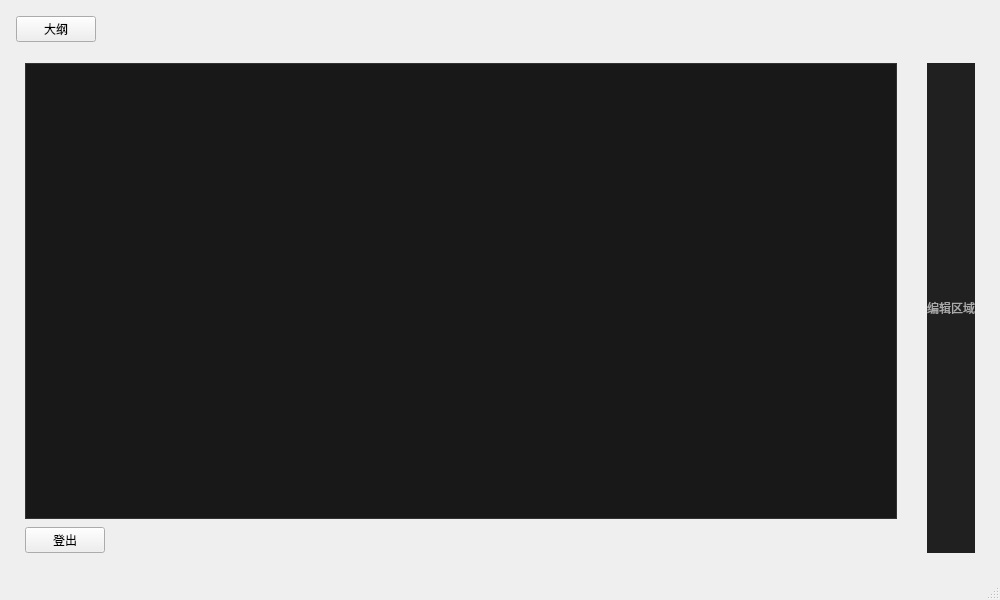
RIPTIDE-z/R-Note, file Note_front/src/Editor/editor_window.ui: the form before one commit.
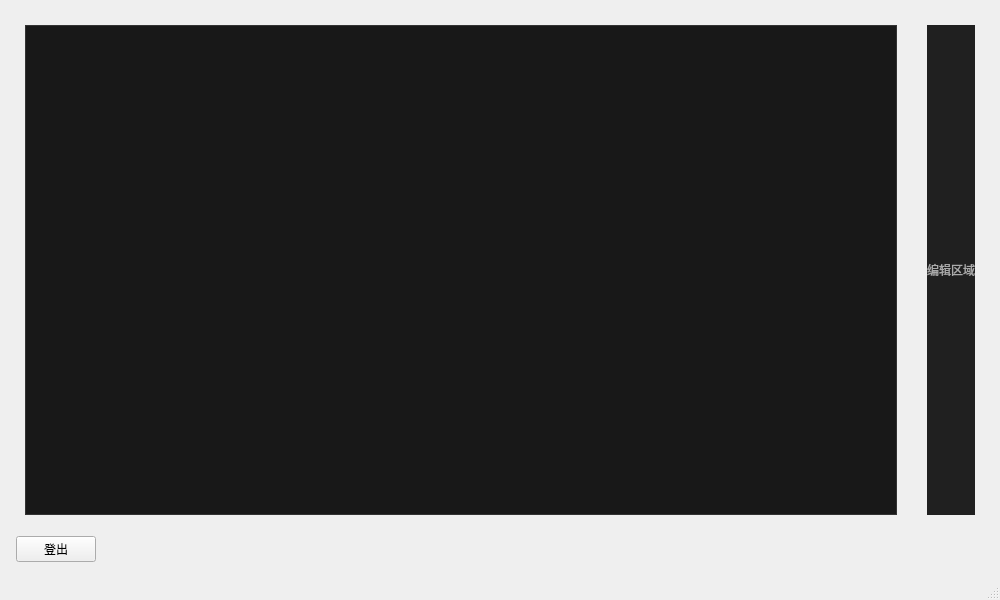
The form after the commit.

Commit message: 移除大纲动画，改为splitter控制比例和伸缩

The edit to the form file:
```diff
--- a/Note_front/src/Editor/editor_window.ui
+++ b/Note_front/src/Editor/editor_window.ui
@@ -32,36 +32,7 @@
 		  <number>12</number>
 		</property>
 
-		<!-- 顶部工具栏：左上角大纲按钮 -->
-		<item>
-		  <layout class="QHBoxLayout" name="topBarLayout">
-			<property name="spacing">
-			  <number>8</number>
-			</property>
-			<item>
-			  <widget class="QPushButton" name="outlineButton">
-				<property name="text">
-				  <string>大纲</string>
-				</property>
-			  </widget>
-			</item>
-			<item>
-			  <spacer name="topBarSpacer">
-				<property name="orientation">
-				  <enum>Qt::Horizontal</enum>
-				</property>
-				<property name="sizeHint">
-				  <size>
-					<width>40</width>
-					<height>20</height>
-				  </size>
-				</property>
-			  </spacer>
-			</item>
-		  </layout>
-		</item>
-
-		<!-- 主内容区域：左侧大纲（leftPanel）+ 右侧编辑区域 -->
+		<!-- 主内容区域：左侧大纲（leftPanel）+ 右侧编辑区域（rightPanel） -->
 		<item>
 		  <layout class="QHBoxLayout" name="mainHLayout">
 			<property name="spacing">
@@ -111,32 +82,6 @@
 					  </property>
 					</widget>
 				  </item>
-
-				  <!-- 左侧底部：登出按钮条 -->
-				  <item>
-					<layout class="QHBoxLayout" name="leftBottomBar">
-					  <item>
-						<widget class="QPushButton" name="logoutButton">
-						  <property name="text">
-							<string>登出</string>
-						  </property>
-						</widget>
-					  </item>
-					  <item>
-						<spacer name="horizontalSpacerLogout">
-						  <property name="orientation">
-							<enum>Qt::Horizontal</enum>
-						  </property>
-						  <property name="sizeHint">
-							<size>
-							  <width>40</width>
-							  <height>20</height>
-							</size>
-						  </property>
-						</spacer>
-					  </item>
-					</layout>
-				  </item>
 				</layout>
 			  </widget>
 			</item>
@@ -168,6 +113,35 @@
 		  </layout>
 		</item>
 
+		<!-- 底部：登出按钮条（横跨 TreeView + 编辑区） -->
+		<item>
+		  <layout class="QHBoxLayout" name="bottomBarLayout">
+			<property name="spacing">
+			  <number>8</number>
+			</property>
+			<item>
+			  <widget class="QPushButton" name="logoutButton">
+				<property name="text">
+				  <string>登出</string>
+				</property>
+			  </widget>
+			</item>
+			<item>
+			  <spacer name="bottomSpacer">
+				<property name="orientation">
+				  <enum>Qt::Horizontal</enum>
+				</property>
+				<property name="sizeHint">
+				  <size>
+					<width>40</width>
+					<height>20</height>
+				  </size>
+				</property>
+			  </spacer>
+			</item>
+		  </layout>
+		</item>
+
 	  </layout>
 	</widget>
 
```
Left out of the diff: 7 changed lines with no effect on the pictures. The commit also changes 3 other files.
